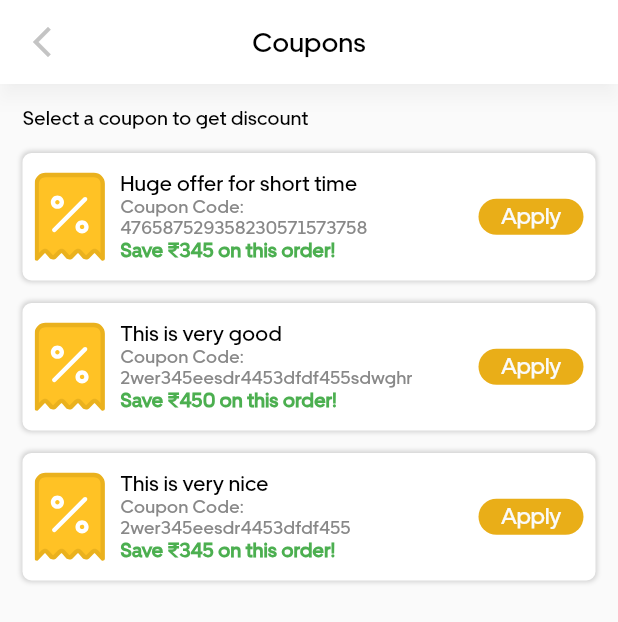
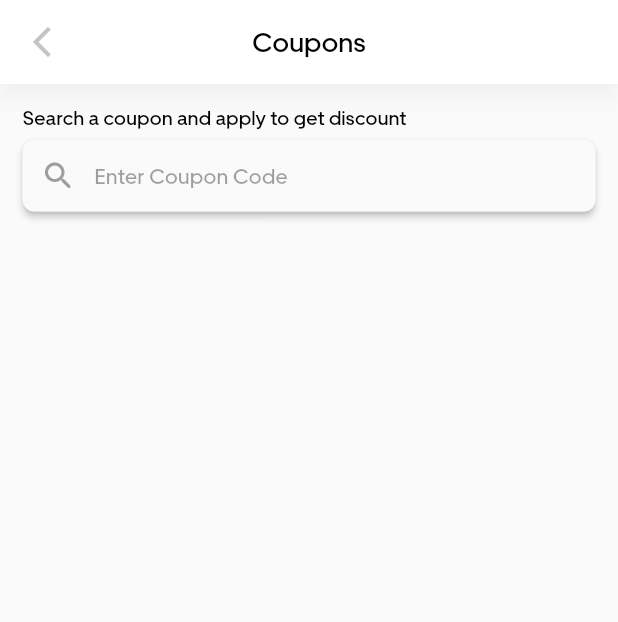
Before and after one commit to ramprasadbhagat/planit, a Flutter app: the CouponListPage screen opened by its route, on a phone screen of 412 x 824 dp. Shown: the top 622 px of the screen. Run offline on Flutter 3.47's test engine with Material 3 defaults, Android fonts, the phone set to English and light mode, and no system bars; our stand-ins replace auto_route, cached_network_image, dartz, dio, flutter_bloc, flutter_carousel_widget and 12 more; accounts and stored records are empty; network calls fail; project files that could hold a hidden picture were left out.

Commit message:
search by coupon code

```diff
--- a/lib/app.dart
+++ b/lib/app.dart
@@ -87,7 +87,8 @@ class App extends StatelessWidget {
           create: (context) => locator<CouponBloc>(),
         ),
         BlocProvider<TrackOrderBloc>(
-            create: (context) => locator<TrackOrderBloc>()),
+          create: (context) => locator<TrackOrderBloc>(),
+        ),
       ],
       child: MaterialApp.router(
         debugShowCheckedModeBanner: false,
--- a/lib/application/coupon/coupon_event.dart
+++ b/lib/application/coupon/coupon_event.dart
@@ -4,8 +4,11 @@ part of 'coupon_bloc.dart';
 class CouponEvent with _$CouponEvent {
   const factory CouponEvent.initialized() = _Initialized;
   const factory CouponEvent.fetch() = _Fetch;
+  const factory CouponEvent.couponSearch({required String couponCode}) =
+      _GetCoupon;
   const factory CouponEvent.applyCoupon({
     required Coupon coupon,
   }) = _Apply;
   const factory CouponEvent.removeCoupon() = _Remove;
+  const factory CouponEvent.clearCoupons() = _Clear;
 }
--- a/lib/application/coupon/coupon_state.dart
+++ b/lib/application/coupon/coupon_state.dart
@@ -5,6 +5,7 @@ class CouponState with _$CouponState {
   const CouponState._();
   const factory CouponState({
     required List<Coupon> couponList,
+    required List<Coupon> searchCouponList,
     required Option<Either<ApiFailure, dynamic>> apiFailureOrSuccessOption,
     required bool isFetching,
     required bool isApplying,
@@ -13,6 +14,7 @@ class CouponState with _$CouponState {
 
   factory CouponState.initial() => CouponState(
         apiFailureOrSuccessOption: none(),
+        searchCouponList: [],
         isFetching: false,
         appliedCoupon: Coupon.empty(),
         couponList: [],
--- a/lib/domain/coupon/entities/coupon.dart
+++ b/lib/domain/coupon/entities/coupon.dart
@@ -8,13 +8,37 @@ class Coupon with _$Coupon {
   const factory Coupon({
     required String id,
     required String couponCode,
-    required int amount,
+    required CouponType type,
+    required int rate,
     required String shortDescription,
   }) = _Coupon;
+
+  int amount(int price) {
+    if (type == CouponType.fixedAmount) {
+      return rate;
+    } else if (type == CouponType.percentage) {
+      return (price * rate) ~/ 100;
+    }
+    return 0;
+  }
+
+  int priceAfterCoupon(int price) {
+    if (amount(price) >= price) {
+      return 0;
+    } else if (amount(price) > 0 && amount(price) < price) {
+      return (price - amount(price));
+    } else {
+      return price;
+    }
+  }
+
   factory Coupon.empty() => const Coupon(
-        amount: 0,
+        rate: 0,
         couponCode: '',
         id: '',
         shortDescription: '',
+        type: CouponType.other,
       );
 }
+
+enum CouponType { fixedAmount, percentage, other }
--- a/lib/infrastructure/coupon/datasource/coupon_remote.dart
+++ b/lib/infrastructure/coupon/datasource/coupon_remote.dart
@@ -30,7 +30,10 @@ class CouponRemoteDataSource {
   }) async {
     final res = await httpService.request(
       method: 'POST',
-      url: 'coupon/${coupon.couponCode}',
+      url: 'coupon/couponRedeem',
+      data: {
+        'couponCode': coupon.couponCode,
+      },
     );
     _exceptionChecker(res: res);
     return unit;
--- a/lib/infrastructure/order/datasource/order_remote.dart
+++ b/lib/infrastructure/order/datasource/order_remote.dart
@@ -40,8 +40,7 @@ class OrderRemoteDataSource {
       'orderStatus': 'pending',
       'totalPrice': cartItem.totalPrice.getValue().toString(),
       'deliveryCharge': '40.00',
-      'totalDiscount':
-          (cartItem.totalDiscount.getValue() + coupon.amount).toString(),
+      'totalDiscount': coupon.amount(cartItem.totalPrice.getValue()).toString(),
       'products': cartItem.products.map((e) => e.toMap).toList(),
     });
     final res = await httpService.request(
--- a/lib/infrastructure/track_order/datasource/track_order_local.dart
+++ b/lib/infrastructure/track_order/datasource/track_order_local.dart
@@ -19,7 +19,8 @@ class TrackOrderLocalDataSource {
 
   Future<TrackOrderDetails> getTrackOrderDetails() async {
     final res = json.decode(
-        await rootBundle.loadString('assets/json/track_order_details.json'));
+      await rootBundle.loadString('assets/json/track_order_details.json'),
+    );
 
     return TrackOrderDetailsDto.fromJson(res.data).toDomain;
   }
--- a/lib/presentation/coupon/coupon_page.dart
+++ b/lib/presentation/coupon/coupon_page.dart
@@ -3,6 +3,8 @@ import 'package:flutter/material.dart';
 import 'package:flutter_bloc/flutter_bloc.dart';
 import 'package:flutter_svg/svg.dart';
 import 'package:planit/application/coupon/coupon_bloc.dart';
+import 'package:planit/domain/core/debouncer.dart';
+import 'package:planit/domain/coupon/entities/coupon.dart';
 import 'package:planit/presentation/theme/colors.dart';
 import 'package:planit/utils/svg_image.dart';
 
@@ -13,6 +15,12 @@ class CouponListPage extends StatelessWidget {
   @override
   Widget build(BuildContext context) {
     final textTheme = Theme.of(context).textTheme;
+    final bouncer = Debouncer(milliseconds: 700);
+    final controller = TextEditingController(text: '');
+    const borderDecoration = OutlineInputBorder(
+      borderRadius: BorderRadius.all(Radius.circular(8.0)),
+      borderSide: BorderSide.none,
+    );
     return Scaffold(
       appBar: AppBar(
         title: const Text('Coupons'),
@@ -22,19 +30,67 @@ class CouponListPage extends StatelessWidget {
         child: Column(
           crossAxisAlignment: CrossAxisAlignment.start,
           children: [
-            const Text('Select a coupon to get discount'),
+            const Text('Search a coupon and apply to get discount'),
+            const SizedBox(
+              height: 6,
+            ),
+            Material(
+              elevation: 2,
+              shape: RoundedRectangleBorder(
+                borderRadius: BorderRadius.circular(8.0),
+              ),
+              child: TextFormField(
+                controller: controller,
+                onChanged: (e) {
+                  bouncer.run(() {
+                    context.read<CouponBloc>().add(
+                          CouponEvent.couponSearch(
+                            couponCode: e.trim(),
+                          ),
+                        );
+                  });
+                },
+                decoration: const InputDecoration(
+                  focusedBorder: borderDecoration,
+                  enabledBorder: borderDecoration,
+                  errorBorder: borderDecoration,
+                  disabledBorder: borderDecoration,
+                  border: borderDecoration,
+                  hintText: 'Enter Coupon Code',
+                  prefixIcon: Icon(
+                    Icons.search_rounded,
+                    size: 24,
+                    color: Colors.grey,
+                  ),
+                  contentPadding: EdgeInsets.symmetric(horizontal: 0),
+                ),
+              ),
+            ),
+            const SizedBox(
+              height: 10,
+            ),
             BlocConsumer<CouponBloc, CouponState>(
               listener: (context, state) => context.router.maybePop(),
               listenWhen: (previous, current) =>
                   previous.isApplying != current.isApplying &&
                   !current.isApplying,
               builder: (context, state) {
-                if (state.couponList.isEmpty) {
-                  return const Text('No coupons available');
+                if (controller.text.isEmpty && state.searchCouponList.isEmpty) {
+                  return const SizedBox();
+                } else if (state.searchCouponList.isEmpty) {
+                  return Expanded(
+                    child: Center(
+                      child: Text(
+                        'No coupons available with this coupon code',
+                        style: textTheme.labelMedium
+                            ?.copyWith(color: AppColors.grey2),
+                      ),
+                    ),
+                  );
                 }
                 return Expanded(
                   child: ListView.builder(
-                    itemCount: state.couponList.length,
+                    itemCount: state.searchCouponList.length,
                     itemBuilder: (BuildContext context, int index) {
                       return Container(
                         width: double.infinity,
@@ -76,17 +132,20 @@ class CouponListPage extends StatelessWidget {
                                   ),
                                 ),
                                 Text(
-                                  'Coupon Code:\n${state.couponList[index].couponCode}',
+                                  'Coupon Code: ${state.couponList[index].couponCode}',
                                   style: textTheme.bodyMedium?.copyWith(
                                     color: AppColors.grey2,
                                     fontSize: 12,
                                   ),
                                 ),
                                 Text(
-                                  'Save ₹${state.couponList[index].amount} on this order!',
+                                  state.couponList[index].type ==
+                                          CouponType.fixedAmount
+                                      ? 'Save ₹${state.couponList[index].rate} on this order!'
+                                      : 'Get ${state.couponList[index].rate}% off on this order!',
                                   style: textTheme.bodyMedium?.copyWith(
                                     color: AppColors.green,
-                                    fontSize: 13,
+                                    fontSize: 14,
                                     fontWeight: FontWeight.w700,
                                   ),
                                 ),
```
Also changed, not shown: lib/application/coupon/coupon_bloc.dart (+19 -0 lines), lib/infrastructure/coupon/dtos/coupon_dto.dart (+14 -2 lines), lib/presentation/checkout/checkout_page.dart (+20 -2 lines), lib/presentation/checkout/widgets/checkout_product_section.dart (+12 -7 lines), lib/application/coupon/coupon_bloc.freezed.dart, lib/domain/coupon/entities/coupon.freezed.dart, lib/infrastructure/coupon/dtos/coupon_dto.freezed.dart, lib/infrastructure/coupon/dtos/coupon_dto.g.dart.
